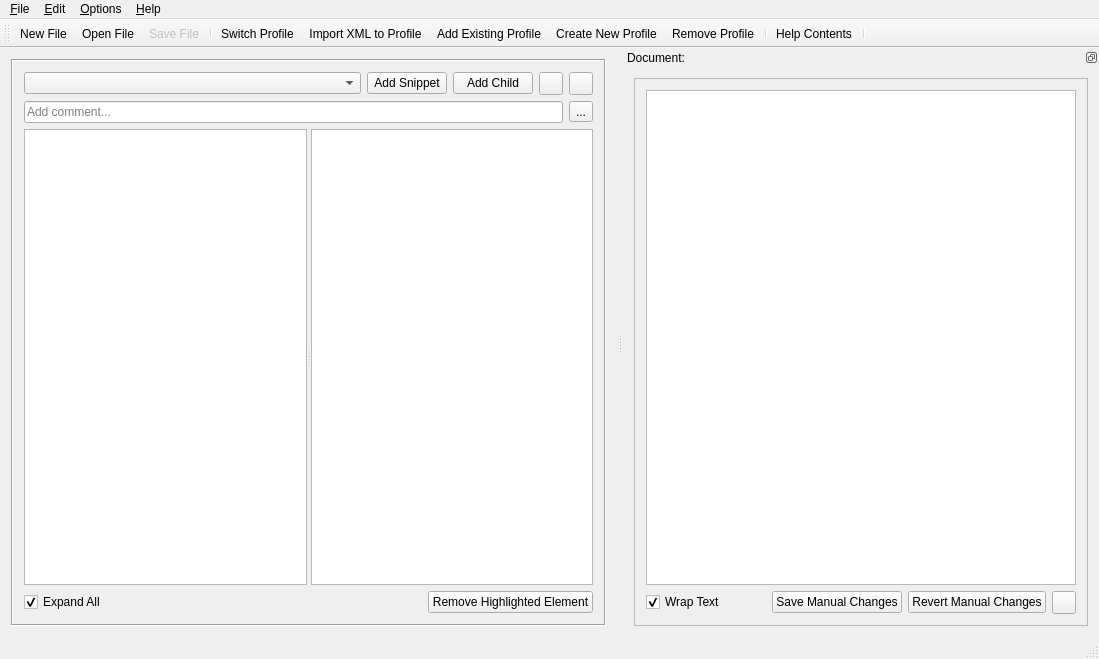
This is GCXMLGenerator/gcmainwindow.ui in goblincoding/xmlmill as Qt 5 draws it before an edit. The edited form follows.
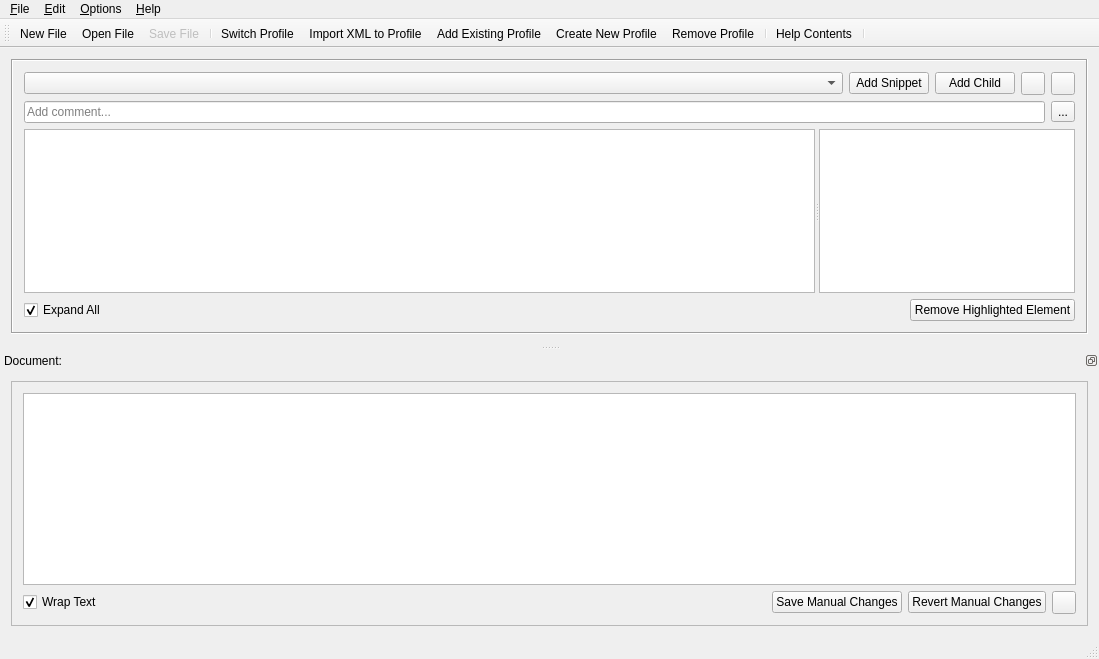
This is the edited form. Icons and pictures are not drawn. Custom widgets are drawn as their Qt base class.

Commit message: Changes to main window layout.

Patch:
```diff
--- a/GCXMLGenerator/gcmainwindow.ui
+++ b/GCXMLGenerator/gcmainwindow.ui
@@ -121,6 +121,12 @@
           <enum>Qt::Horizontal</enum>
          </property>
          <widget class="GCDomTreeWidget" name="treeWidget">
+          <property name="sizePolicy">
+           <sizepolicy hsizetype="Expanding" vsizetype="Expanding">
+            <horstretch>1</horstretch>
+            <verstretch>0</verstretch>
+           </sizepolicy>
+          </property>
           <property name="editTriggers">
            <set>QAbstractItemView::DoubleClicked|QAbstractItemView::EditKeyPressed</set>
           </property>
@@ -332,7 +338,7 @@
     <string>Document:</string>
    </property>
    <attribute name="dockWidgetArea">
-    <number>2</number>
+    <number>8</number>
    </attribute>
    <widget class="QWidget" name="dockWidgetContents">
     <layout class="QVBoxLayout" name="dockWidgetMainLayout">
```
